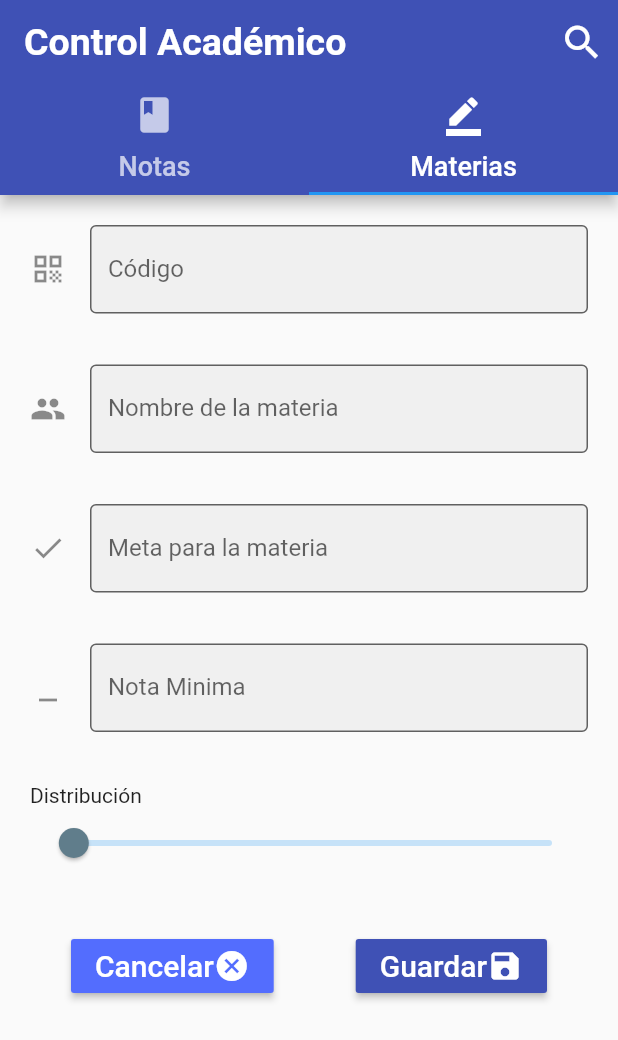
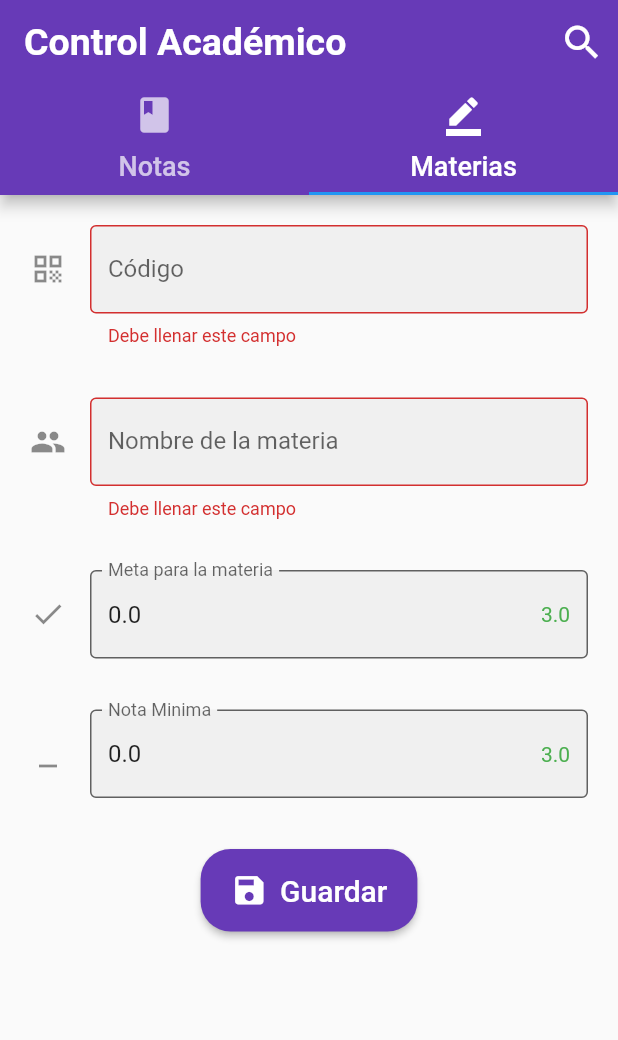
Before and after one commit to carlosvera1992/Aplicacion-control-academico, a Flutter app: the screen it shows after launch, tab 2 chosen, after a tap on "Guardar", on a phone screen of 412 x 824 dp. Shown: the top 1040 px of the screen. Run offline on Flutter 3.47's test engine with Material 2 defaults, Android fonts, the phone set to English and light mode, and no system bars.

Commit message:
form materia validated

```diff
--- a/lib/main.dart
+++ b/lib/main.dart
@@ -1,28 +1,30 @@
 import 'package:controlacademico/src/pages/home_page.dart';
+import 'package:controlacademico/src/pages/materia_detalle_page.dart';
 import 'package:controlacademico/src/pages/materias_page.dart';
 import 'package:controlacademico/src/pages/notas_page.dart';
 import 'package:flutter/material.dart';
 
 
-void main() => runApp(MyApp());
+void main() {
+  runApp(MyApp());
+}
 
 class MyApp extends StatelessWidget {
   @override
   Widget build(BuildContext context) {
     return MaterialApp(
+      theme: ThemeData(
+        primaryColor: Colors.deepPurple
+      ),
       debugShowCheckedModeBanner: false,
       title: 'Control Academico',
       initialRoute: 'home',
       routes: {
-        'notas' : (BuildContext context ) => NotasPage(),
-        'home' : (BuildContext context ) => HomePage(),
+        'notas'   : (BuildContext context ) => NotasPage(),
+        'home'    : (BuildContext context ) => HomePage(),
         'materia' : (BuildContext context ) => MateriasPage(),
-
-
+        'detalles' : (BuildContext context ) => MateriaDetallePage(),
       },
-      home: Container(
-        child: HomePage()
-      )
     );
   }
 }
--- /dev/null
+++ b/lib/src/datos/materias_datos.dart
@@ -0,0 +1,48 @@
+import 'package:controlacademico/src/models/materia_model2.dart';
+import 'package:controlacademico/src/models/nota_model2.dart';
+
+
+class MateriasData{
+
+ List<MateriaModel> materias = new List<MateriaModel>();
+
+  List<MateriaModel> materiasData() {
+
+  final List<NotaModel> notas = [
+    new NotaModel(porcentaje: 25, calificacion: 3.5),
+    new NotaModel(porcentaje: 25, calificacion: 4.5),
+    new NotaModel(porcentaje: 30, calificacion: 4.2),
+    new NotaModel(porcentaje: 20, calificacion: 4.9)
+  ];
+
+   materias.add(new MateriaModel(
+        codigo: '01',
+        nombre: 'Matematicas',
+        meta: 4.5,
+        notaMin: 3.2,
+        notas: notas)
+  );
+
+   materias.add(new MateriaModel(
+        codigo: '02',
+        nombre: 'Algoritmos',
+        meta: 4.5,
+        notaMin: 3.2,
+        notas: notas),
+   );
+
+  return materias;
+
+}
+
+
+
+bool agregarMateria(MateriaModel materia){
+  if(materia == null){
+    return false;
+  }else{
+  materias.add(materia);
+  return true;
+  }
+}
+}
--- a/lib/src/models/materia_model.dart
+++ /dev/null
@@ -1,11 +0,0 @@
-
-class Materia {
-
- String codigo;
- String nombre;
- double meta;
- double notaMinima;
-
- Materia();
-
-}
--- /dev/null
+++ b/lib/src/models/materia_model2.dart
@@ -0,0 +1,44 @@
+//To parse this JSON data, do
+//
+//     final materiaModel = materiaModelFromJson(jsonString);
+
+import 'dart:convert';
+
+import 'package:controlacademico/src/models/nota_model2.dart';
+
+
+MateriaModel materiaModelFromJson(String str) => MateriaModel.fromJson(json.decode(str));
+
+String materiaModelToJson(MateriaModel data) => json.encode(data.toJson());
+
+class MateriaModel {
+    MateriaModel({
+        this.codigo = '',
+        this.nombre = '',
+        this.meta = 0.0,
+        this.notaMin = 0.0,
+        this.notas
+    });
+
+    String codigo;
+    String nombre;
+    double meta;
+    double notaMin;
+    List<NotaModel> notas;
+
+    factory MateriaModel.fromJson(Map<String, dynamic> json) => MateriaModel(
+        codigo   : json["codigo"],
+        nombre   : json["nombre"],
+        meta     : json["meta"],
+        notaMin  : json["notaMin"],
+        notas    : List<NotaModel>.from(json["notas"].map((x) => x)),
+    );
+
+    Map<String, dynamic> toJson() => {
+        "codigo"  : codigo,
+        "nombre"  : nombre,
+        "meta"    : meta,
+        "notaMin" : notaMin,
+        "notas"   : List<NotaModel>.from(notas.map((x) => x)),
+    };
+}
--- /dev/null
+++ b/lib/src/models/nota_model2.dart
@@ -0,0 +1,33 @@
+// To parse this JSON data, do
+//
+//     final notaModel = notaModelFromJson(jsonString);
+
+import 'dart:convert';
+
+NotaModel notaModelFromJson(String str) => NotaModel.fromJson(json.decode(str));
+
+String notaModelToJson(NotaModel data) => json.encode(data.toJson());
+
+class NotaModel {
+    NotaModel({
+        this.id,
+        this.porcentaje,
+        this.calificacion,
+    });
+
+    int id;
+    double porcentaje;
+    double calificacion;
+
+    factory NotaModel.fromJson(Map<String, dynamic> json) => NotaModel(
+        id           : json["id"],
+        porcentaje   : json["porcentaje"],
+        calificacion : json["calificacion"],
+    );
+
+    Map<String, dynamic> toJson() => {
+        "id"           : id,
+        "porcentaje"   : porcentaje,
+        "calificacion" : calificacion,
+    };
+}
--- a/lib/src/pages/home_page.dart
+++ b/lib/src/pages/home_page.dart
@@ -12,8 +12,8 @@ class HomePage extends StatelessWidget {
         child: Scaffold(
           appBar: AppBar(
             title: Text('Control Académico',
-                style: TextStyle(fontSize: 25.0, fontWeight: FontWeight.bold)),
-            backgroundColor: Colors.indigo,
+                style: TextStyle(fontSize: 25.0, fontWeight: FontWeight.bold)
+            ),
             bottom: TabBar(
               tabs: _generarTabsBar(),
             ),
@@ -36,11 +36,6 @@ class HomePage extends StatelessWidget {
 
 
 
-
-
-
-
-
   List<Widget> _generarTabsBar() {
     return [
       Tab(
--- /dev/null
+++ b/lib/src/pages/materia_detalle_page.dart
@@ -0,0 +1,37 @@
+import 'package:controlacademico/src/models/materia_model2.dart';
+import 'package:flutter/material.dart';
+
+
+
+class MateriaDetallePage extends StatelessWidget {
+  const MateriaDetallePage({Key key}) : super(key: key);
+
+  @override
+  Widget build(BuildContext context) {
+
+    final MateriaModel materia = ModalRoute.of(context).settings.arguments;
+
+    return Container(
+      child: Scaffold(
+        appBar: AppBar(
+          title: Text(materia.nombre, style: TextStyle(fontSize: 20.0, fontWeight: FontWeight.bold),
+          ),
+          centerTitle: true,
+        ),
+
+        body: ListView.builder(
+          itemCount: materia.notas.length,
+
+          itemBuilder: (BuildContext context, int index) {
+
+          return ListTile(
+            title: Text(materia.notas[index].porcentaje.toString()),
+            subtitle: Text(materia.notas[index].calificacion.toString()),
+          );
+
+         },
+        ),
+      )
+    );
+  }
+}
--- a/lib/src/pages/materias_page.dart
+++ b/lib/src/pages/materias_page.dart
@@ -1,3 +1,7 @@
+
+import 'package:controlacademico/src/models/materia_model2.dart';
+import 'package:controlacademico/src/providers/materias_provides.dart';
+import 'package:controlacademico/src/utils/utils.dart' as utils;
 import 'package:flutter/material.dart';
 
 class MateriasPage extends StatefulWidget {
@@ -10,13 +14,22 @@ class MateriasPage extends StatefulWidget {
 class _MateriasPageState extends State<MateriasPage> {
   final _divider = SizedBox(height: 34.0);
 
+  final _formKey = GlobalKey<FormState>();
+
+  final materiasProvides = new MateriasProvider();
+
+  MateriaModel materia = new MateriaModel();
+
   double _currentSliderValue = 1.0;
 
   @override
   Widget build(BuildContext context) {
-    return ListView(
-      padding: EdgeInsets.symmetric(vertical: 20.0, horizontal: 20.0),
-      scrollDirection: Axis.vertical,
+    return SingleChildScrollView(
+      child: Container(
+         padding: EdgeInsets.all(20.0),
+        child: Form(
+          key: _formKey,
+          child: Column(
             children: [
               _fieldCode(),
               _divider,
@@ -26,16 +39,18 @@ class _MateriasPageState extends State<MateriasPage> {
               _divider,
               _fielMinCalification(),
               _divider,
-        Text('Distribución'),
-        _fieldDistribution(),
-        _divider,
               _buttons(),
+              SizedBox(height: 25.0)
             ],
+          ),
+        ),
+      ),
     );
   }
 
   Widget _fieldCode() {
     return TextFormField(
+      initialValue:materia.codigo,//mapeo con el modelo
       textCapitalization: TextCapitalization.words,
       decoration: InputDecoration(
         border: OutlineInputBorder(),
@@ -44,13 +59,20 @@ class _MateriasPageState extends State<MateriasPage> {
         hintText: 'Código de la materia',
         labelText: 'Código',
       ),
-      onChanged: (String value) {},
+      onSaved: (value) => materia.codigo = value,
+      validator: (value) {
+        if (value.isEmpty) {
+          return 'Debe llenar este campo';
+        }
+        return null;
+      },
     );
   }
 
   Widget _fieldName() {
     return TextFormField(
-      textCapitalization: TextCapitalization.words,
+      initialValue:materia.nombre,
+      textCapitalization: TextCapitalization.sentences,
       decoration: InputDecoration(
         border: OutlineInputBorder(),
         filled: true,
@@ -58,12 +80,19 @@ class _MateriasPageState extends State<MateriasPage> {
         hintText: 'Nombre',
         labelText: 'Nombre de la materia',
       ),
-      onChanged: (String value) {},
+      onSaved: (value) => materia.nombre = value,
+      validator: (value) {
+        if (value.isEmpty) {
+          return 'Debe llenar este campo';
+        }
+        return null;
+      },
     );
   }
 
   Widget _fieldObjetive() {
     return TextFormField(
+      initialValue:materia.meta.toString(),
       keyboardType: TextInputType.number,
       decoration: InputDecoration(
           border: OutlineInputBorder(),
@@ -73,13 +102,23 @@ class _MateriasPageState extends State<MateriasPage> {
           suffixText: '3.0',
           icon: Icon(Icons.done),
           hintText: 'Meta',
-          suffixStyle: TextStyle(color: Colors.green)),
-      onChanged: (String value) {},
+          suffixStyle: TextStyle(color: Colors.green)
+      ),
+      onSaved: (value) => materia.meta = double.parse(value),
+      validator: (value) {
+
+        if( utils.isNumeric(value)){
+          return null;
+        }else {
+          return 'Sólo Números';
+        }
+      },
     );
   }
 
   Widget _fielMinCalification() {
     return TextFormField(
+      initialValue:materia.notaMin.toString(),
       keyboardType: TextInputType.number,
       decoration: InputDecoration(
           border: OutlineInputBorder(),
@@ -89,9 +128,16 @@ class _MateriasPageState extends State<MateriasPage> {
           suffixText: '3.0',
           icon: Icon(Icons.minimize),
           hintText: 'Nota Minima',
-          suffixStyle: TextStyle(color: Colors.green)),
-      onChanged: (String value) {
-        print(value);
+          suffixStyle: TextStyle(color: Colors.green)
+      ),
+      onSaved: (value) => materia.notaMin = double.parse(value),
+      validator: (value) {
+         if( utils.isNumeric(value)){
+          return null;
+        }else {
+          return 'Sólo Números';
+        }
+
       },
     );
   }
@@ -117,31 +163,44 @@ class _MateriasPageState extends State<MateriasPage> {
     return Row(
       mainAxisAlignment: MainAxisAlignment.spaceAround,
       children: [
-        RaisedButton(
-          color: Colors.indigoAccent,
-            child: Row(
-              children: [
-                Text('Cancelar',
-                 style: TextStyle(color: Colors.white, fontSize: 20.0)),
-                 Icon(Icons.cancel, color: Colors.white,)
-              ],
+        RaisedButton.icon(
+          padding: EdgeInsets.symmetric(vertical: 15.0, horizontal: 20.0),
+          shape: RoundedRectangleBorder(
+            borderRadius: BorderRadius.circular(20.0)
           ),
-           onPressed: () {
-            Navigator.pushReplacementNamed(context, 'notas');
+          color: Colors.deepPurple,
+          textColor: Colors.white,
+          label: Text('Guardar', style: TextStyle(fontSize: 20.0),),
+          icon: Icon(Icons.save, size: 25.0,),
+          onPressed: (){
+            _submit();
           },
         ),
-        RaisedButton(
-          color: Colors.indigo,
-          onPressed: () {},
-          child: Row(
-            children: [
-              Text( 'Guardar', style: TextStyle(color: Colors.white, fontSize: 20.0 )),
-              Icon(Icons.save, color: Colors.white,)
       ],
-          ),
-        ),
-      ],
-
     );
   }
+
+  void _submit(){
+
+    if (!_formKey.currentState.validate()) return;
+
+    _formKey.currentState.save();
+
+      Scaffold.of(context).showSnackBar(
+        SnackBar(
+          content: Text('Guardando Materia'),
+          backgroundColor: Colors.deepPurple,
+        )
+      );
+
+      print(materia.codigo );
+      print(materia.nombre );
+      print(materia.meta );
+      print(materia.notaMin);
+
+
+    materiasProvides.insertarMateria(materia);
+
+
   }
+}
--- a/lib/src/pages/notas_page.dart
+++ b/lib/src/pages/notas_page.dart
@@ -1,29 +1,42 @@
+import 'package:controlacademico/src/models/materia_model2.dart';
+import 'package:controlacademico/src/providers/materias_provides.dart';
 import 'package:flutter/material.dart';
 
-class NotasPage extends StatelessWidget {
-  const NotasPage({Key key}) : super(key: key);
+class NotasPage extends StatefulWidget {
+  NotasPage({Key key}) : super(key: key);
+
+  @override
+  _NotasPageState createState() => _NotasPageState();
+}
+
+class _NotasPageState extends State<NotasPage> {
+  MateriasProvider materiasProvider = new MateriasProvider();
+
 
   @override
   Widget build(BuildContext context) {
     return Scaffold(
-      appBar: AppBar(title: Text('Notas'),),
-       body: ListView(
-         children: [
-           ListTile(
-             title: Text('Hola lista'),
-             onTap: (){},
-           )
-         ],
-
-
-       ),
-      floatingActionButton: FloatingActionButton(
-        child: Icon(Icons.ad_units),
-        onPressed: (){
-         Navigator.pushNamed(context, 'materia');
-        },
-
-      ),
+      body: _crearLista(),
     );
   }
+
+  Widget _crearLista() {
+    List<MateriaModel> materias =  materiasProvider.cargarMaterias();
+    print('tamaño de la litsa ${materias.length}');
+    return ListView.builder(
+      itemCount: materias.length,
+      itemBuilder: (BuildContext context, int index){
+        return ListTile(
+          leading: Icon(Icons.book),
+          title: Text(materias[index].codigo),
+          subtitle: Text(materias[index].nombre),
+          trailing: Icon(Icons.keyboard_arrow_right),
+          onTap: (){
+            Navigator.pushNamed(context, 'detalles', arguments: materias[index]);
+          },
+        );
+      }
+    );
+
+  }
 }
--- /dev/null
+++ b/lib/src/providers/materias_provides.dart
@@ -0,0 +1,28 @@
+import 'package:controlacademico/src/datos/materias_datos.dart';
+
+import 'package:controlacademico/src/models/materia_model2.dart';
+
+
+
+class MateriasProvider{
+
+MateriasData materiasData = new MateriasData();
+
+List<MateriaModel> materias = new List<MateriaModel>();
+
+List<MateriaModel> cargarMaterias()   {
+  materias = materiasData.materiasData();
+  return materias;
+}
+
+void insertarMateria(MateriaModel materia){
+  materias.add(materia);
+
+  // bool resp = materiasData.agregarMateria(materia);
+
+  // return resp;
+}
+
+
+
+}
--- /dev/null
+++ b/lib/src/utils/utils.dart
@@ -0,0 +1,12 @@
+
+
+bool isNumeric(String s){
+
+  if( s.isEmpty ) return false;
+
+  final n = num.tryParse(s);
+
+  return ( n == null) ? false : true;
+
+
+}
```
Lines whose indentation alone changed are shown as unchanged.
